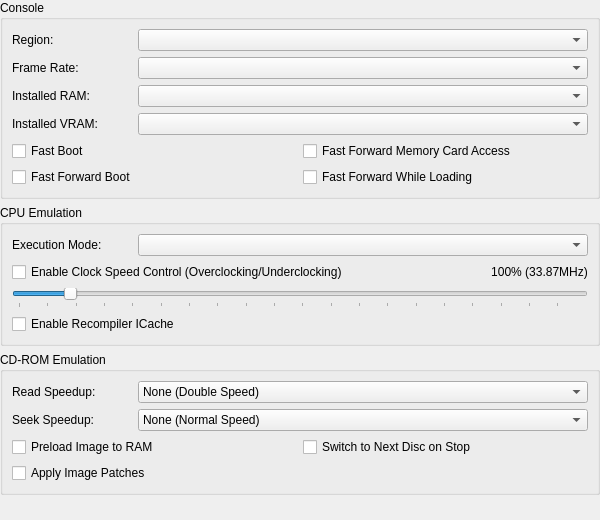
Qt form src/duckstation-qt/consolesettingswidget.ui (stenzek/duckstation) before a commit.
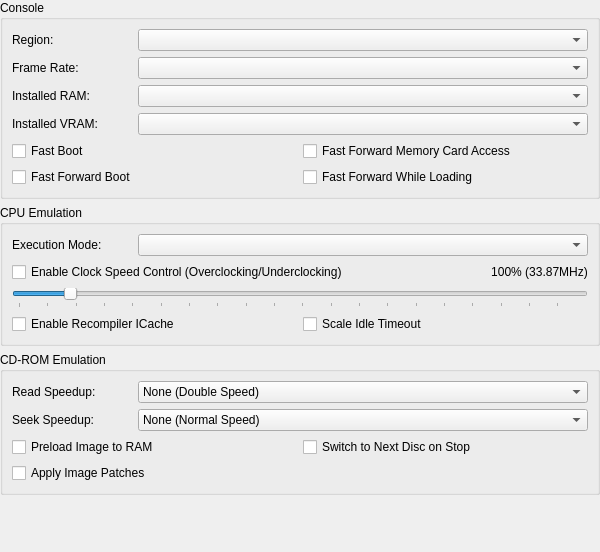
The same form after that commit.

Commit message: CPU/Recompiler: Fast forward VWaitIdleLoop

Diff of the .ui file:
```diff
--- a/src/duckstation-qt/consolesettingswidget.ui
+++ b/src/duckstation-qt/consolesettingswidget.ui
@@ -7,7 +7,7 @@
     <x>0</x>
     <y>0</y>
     <width>600</width>
-    <height>520</height>
+    <height>552</height>
    </rect>
   </property>
   <layout class="QVBoxLayout" name="verticalLayout">
@@ -183,11 +183,22 @@
        </widget>
       </item>
       <item row="3" column="0" colspan="2">
+       <layout class="QGridLayout" name="cpuAdvancedLayout">
+        <item row="0" column="0">
        <widget class="QCheckBox" name="recompilerICache">
         <property name="text">
          <string>Enable Recompiler ICache</string>
         </property>
        </widget>
+        </item>
+        <item row="0" column="1">
+         <widget class="QCheckBox" name="idleTimeoutScale">
+          <property name="text">
+           <string>Scale Idle Timeout</string>
+          </property>
+         </widget>
+        </item>
+       </layout>
       </item>
      </layout>
     </widget>
```
Left out of the diff: 10 changed lines with no effect on the pictures. Lines whose indentation alone changed are shown as unchanged. The commit also changes 11 other files.
